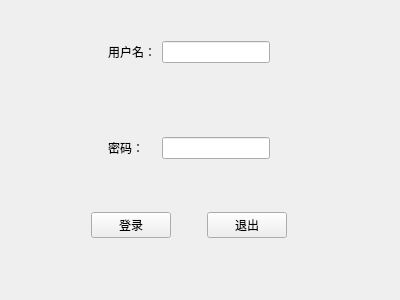
The window that planner_teamwork/login.ui (xifeng0126/Planner_teamwork) describes before a commit, drawn with Qt 5.
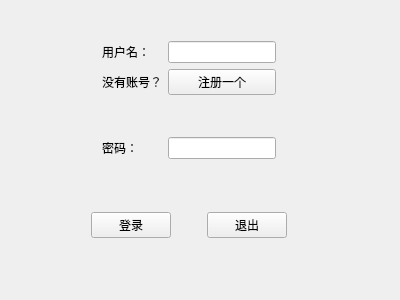
The same window after the commit.

```diff
--- a/planner_teamwork/login.ui
+++ b/planner_teamwork/login.ui
@@ -103,20 +103,7 @@
     </sizepolicy>
    </property>
    <layout class="QGridLayout" name="gridLayout">
-    <item row="0" column="0">
-     <spacer name="horizontalSpacer_4">
-      <property name="orientation">
-       <enum>Qt::Horizontal</enum>
-      </property>
-      <property name="sizeHint" stdset="0">
-       <size>
-        <width>40</width>
-        <height>20</height>
-       </size>
-      </property>
-     </spacer>
-    </item>
-    <item row="1" column="2">
+    <item row="5" column="2">
      <spacer name="verticalSpacer">
       <property name="orientation">
        <enum>Qt::Vertical</enum>
@@ -129,23 +116,13 @@
       </property>
      </spacer>
     </item>
-    <item row="0" column="2">
-     <widget class="QLineEdit" name="userName"/>
-    </item>
-    <item row="2" column="1">
+    <item row="7" column="1">
      <widget class="QLabel" name="label_2">
       <property name="text">
        <string>密码：</string>
       </property>
      </widget>
     </item>
-    <item row="2" column="2">
-     <widget class="QLineEdit" name="passWord">
-      <property name="echoMode">
-       <enum>QLineEdit::Password</enum>
-      </property>
-     </widget>
-    </item>
     <item row="0" column="1">
      <widget class="QLabel" name="label">
       <property name="text">
@@ -166,6 +143,43 @@
       </property>
      </spacer>
     </item>
+    <item row="0" column="0">
+     <spacer name="horizontalSpacer_4">
+      <property name="orientation">
+       <enum>Qt::Horizontal</enum>
+      </property>
+      <property name="sizeHint" stdset="0">
+       <size>
+        <width>40</width>
+        <height>20</height>
+       </size>
+      </property>
+     </spacer>
+    </item>
+    <item row="0" column="2">
+     <widget class="QLineEdit" name="userName"/>
+    </item>
+    <item row="7" column="2">
+     <widget class="QLineEdit" name="passWord">
+      <property name="echoMode">
+       <enum>QLineEdit::Password</enum>
+      </property>
+     </widget>
+    </item>
+    <item row="1" column="2">
+     <widget class="QPushButton" name="GoSignUp">
+      <property name="text">
+       <string>注册一个</string>
+      </property>
+     </widget>
+    </item>
+    <item row="1" column="1">
+     <widget class="QLabel" name="label_3">
+      <property name="text">
+       <string>没有账号？</string>
+      </property>
+     </widget>
+    </item>
    </layout>
   </widget>
  </widget>
```
